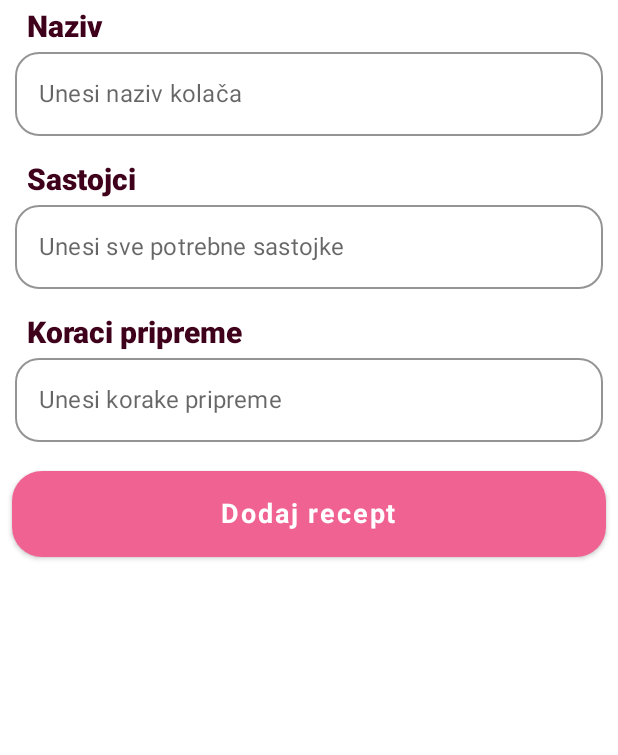
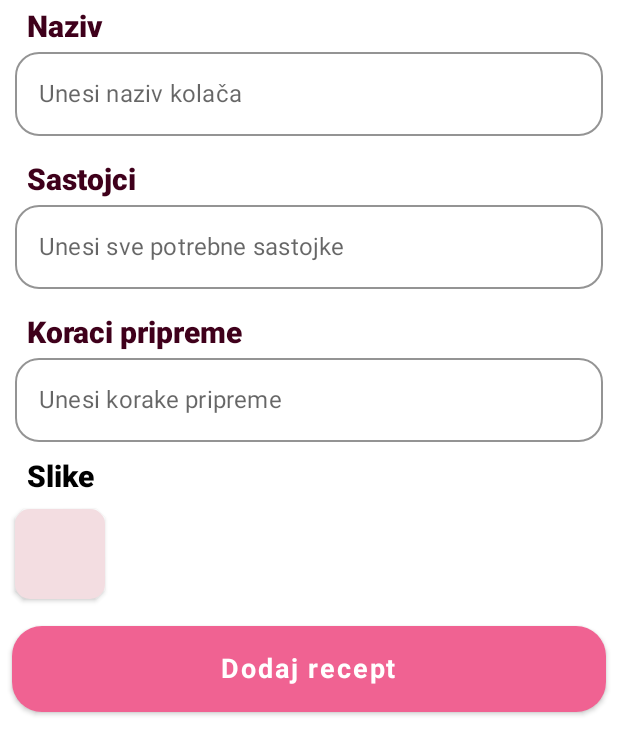
Before and after one commit to Svale09/CookE, an Android app built with Jetpack Compose: the @Preview function RecipeInputScreenPreview, on a phone screen of 412 x 824 dp. Shown: the top 755 px of the screen. Run offline under Robolectric (Android 15) with nearby library versions, the phone set to English and light mode, and no system bars.

Commit message:
Continued implementing recipe input screen

```diff
--- a/app/src/main/java/com/example/cooke/ui/recipeInput/RecipeInputScreen.kt
+++ b/app/src/main/java/com/example/cooke/ui/recipeInput/RecipeInputScreen.kt
@@ -18,6 +18,7 @@ import com.example.cooke.ui.component.InputField
 import com.example.cooke.ui.component.InputFieldViewState
 import com.example.cooke.ui.recipeInput.mapper.RecipeInputScreenMapper
 import com.example.cooke.ui.recipeInput.mapper.RecipeInputScreenMapperImpl
+import com.example.cooke.ui.theme.SectionTitle
 import com.example.cooke.ui.theme.Spacing
 
 private val RecipeInputViewStateMapper: RecipeInputScreenMapper = RecipeInputScreenMapperImpl()
@@ -37,8 +38,9 @@ fun RecipeInputScreen() {
             Column(
                 modifier = Modifier
                     .verticalScroll(scrollState)
-                    .fillMaxSize(),
-                horizontalAlignment = Alignment.Start
+                    .fillMaxHeight(),
+                horizontalAlignment = Alignment.Start,
+                verticalArrangement = Arrangement.SpaceBetween
             ) {
                 InputField(
                     inputFieldViewState = RecipeInputViewState.titleInputFieldState,
@@ -52,6 +54,16 @@ fun RecipeInputScreen() {
                     inputFieldViewState = RecipeInputViewState.preparationInputFieldViewState,
                     modifier = Modifier.padding(vertical = 6.dp)
                 )
+                Text(text = "Slike", style = SectionTitle, modifier = Modifier.padding(horizontal = 18.dp))
+                Button(
+                    onClick = { /*TODO*/ },
+                    shape = RoundedCornerShape(10.dp),
+                    modifier = Modifier
+                        .padding(10.dp)
+                        .size(60.dp),
+                    colors = ButtonDefaults.buttonColors(backgroundColor = Color(0xfff3dde1))
+                ) {
+                }
                 Button(
                     onClick = { /*TODO*/ },
                     shape = RoundedCornerShape(20.dp),
```
